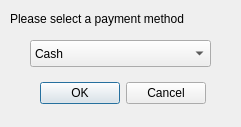
First picture: the form in dialogs/job/PaymentMethodDialog.ui, repository supermaximo93/Computing_Project, before the edit.
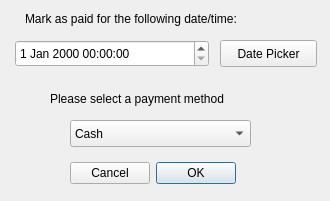
Second picture: the form after the edit.

Commit message: Payment date added to Job forms

The edit to the form file:
```diff
--- a/dialogs/job/PaymentMethodDialog.ui
+++ b/dialogs/job/PaymentMethodDialog.ui
@@ -6,8 +6,8 @@
    <rect>
     <x>0</x>
     <y>0</y>
-    <width>241</width>
-    <height>127</height>
+    <width>330</width>
+    <height>201</height>
    </rect>
   </property>
   <property name="windowTitle">
@@ -16,21 +16,27 @@
   <widget class="QDialogButtonBox" name="buttonBox">
    <property name="geometry">
     <rect>
-     <x>30</x>
-     <y>80</y>
+     <x>70</x>
+     <y>160</y>
      <width>176</width>
      <height>27</height>
     </rect>
    </property>
+   <property name="layoutDirection">
+    <enum>Qt::RightToLeft</enum>
+   </property>
    <property name="standardButtons">
     <set>QDialogButtonBox::Cancel|QDialogButtonBox::Ok</set>
    </property>
+   <property name="centerButtons">
+    <bool>false</bool>
+   </property>
   </widget>
   <widget class="QComboBox" name="comboBox">
    <property name="geometry">
     <rect>
-     <x>30</x>
-     <y>40</y>
+     <x>70</x>
+     <y>120</y>
      <width>181</width>
      <height>27</height>
     </rect>
@@ -64,8 +70,8 @@
   <widget class="QLabel" name="label">
    <property name="geometry">
     <rect>
-     <x>10</x>
-     <y>10</y>
+     <x>50</x>
+     <y>90</y>
      <width>221</width>
      <height>17</height>
     </rect>
@@ -74,6 +80,42 @@
     <string>Please select a payment method</string>
    </property>
   </widget>
+  <widget class="QDateTimeEdit" name="dateTimeEdit">
+   <property name="geometry">
+    <rect>
+     <x>15</x>
+     <y>40</y>
+     <width>194</width>
+     <height>27</height>
+    </rect>
+   </property>
+  </widget>
+  <widget class="QLabel" name="label_2">
+   <property name="geometry">
+    <rect>
+     <x>25</x>
+     <y>10</y>
+     <width>291</width>
+     <height>17</height>
+    </rect>
+   </property>
+   <property name="text">
+    <string>Mark as paid for the following date/time:</string>
+   </property>
+  </widget>
+  <widget class="QPushButton" name="pushButton_datePicker">
+   <property name="geometry">
+    <rect>
+     <x>220</x>
+     <y>40</y>
+     <width>97</width>
+     <height>27</height>
+    </rect>
+   </property>
+   <property name="text">
+    <string>Date Picker</string>
+   </property>
+  </widget>
  </widget>
  <resources/>
  <connections/>
```
The commit also changes 8 other files.
